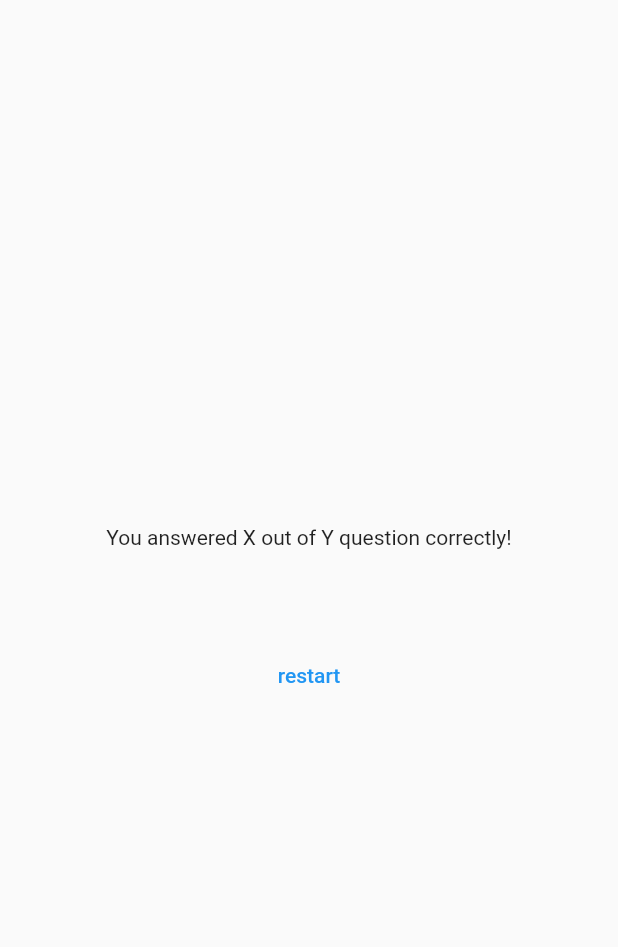
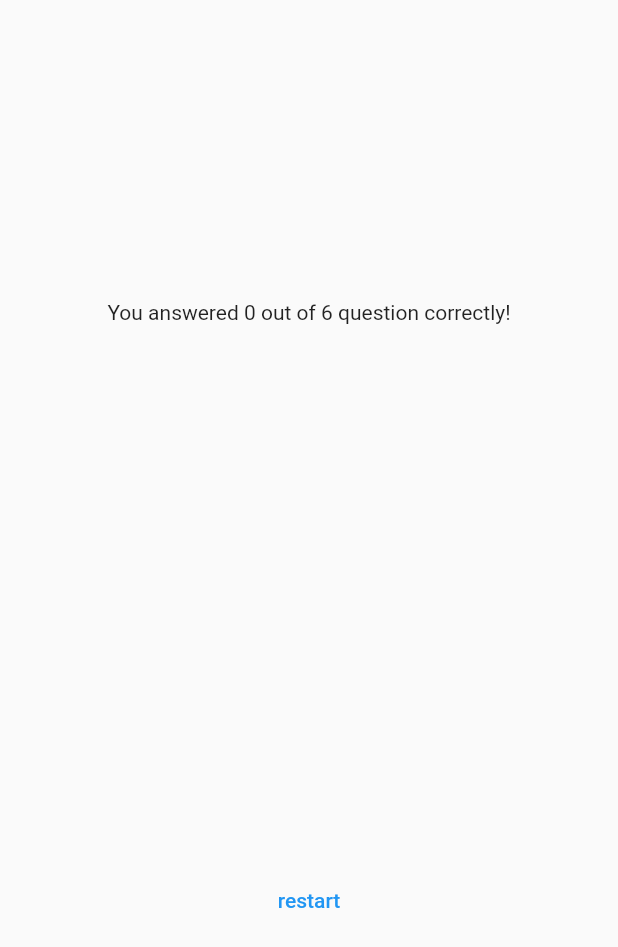
Before and after one commit to bima-taruna/QuizAppFlutter, a Flutter app: the ResultScreen widget shown alone on an empty page, opened directly with empty values, on a phone screen of 412 x 824 dp. Shown: the top 947 px of the screen. Run offline on Flutter 3.47's test engine with Material 2 defaults, Android fonts, the phone set to English and light mode, and no system bars; our stand-ins replace google_fonts.

Commit message:
add scrollable  in result

```diff
--- a/lib/question_summary.dart
+++ b/lib/question_summary.dart
@@ -7,12 +7,16 @@ class QuestionsSummary extends StatelessWidget {
 
   @override
   Widget build(BuildContext context) {
-    return Column(
+    return SizedBox(
+      height: 300,
+      child: SingleChildScrollView(
+        child: Column(
           children: summaryData.map((data) {
             return Row(
               children: [
                 Text(((data['question_index'] as int) + 1).toString()),
-            Column(
+                Expanded(
+                  child: Column(
                     children: [
                       Text(data['question'].toString()),
                       const SizedBox(
@@ -21,10 +25,13 @@ class QuestionsSummary extends StatelessWidget {
                       Text(data['correct_answer'].toString()),
                       Text(data['user_answer'].toString()),
                     ],
+                  ),
                 )
               ],
             );
           }).toList(),
+        ),
+      ),
     );
   }
 }
--- a/lib/result_screen.dart
+++ b/lib/result_screen.dart
@@ -24,6 +24,12 @@ class ResultScreen extends StatelessWidget {
 
   @override
   Widget build(BuildContext context) {
+    final summaryData = getSummaryData();
+    final numTotalQuestions = questions.length;
+    final numCorrectQuestions = summaryData.where((element) {
+      return element['user_answer'] == element['correct_answer'];
+    }).length;
+
     return SizedBox(
       width: double.infinity,
       child: Container(
@@ -31,11 +37,12 @@ class ResultScreen extends StatelessWidget {
         child: Column(
           mainAxisAlignment: MainAxisAlignment.center,
           children: [
-            const Text('You answered X out of Y question correctly!'),
+            Text(
+                'You answered $numCorrectQuestions out of $numTotalQuestions question correctly!'),
             const SizedBox(
               height: 30,
             ),
-            QuestionsSummary(summaryData: getSummaryData()),
+            QuestionsSummary(summaryData: summaryData),
             const SizedBox(
               height: 30,
             ),
```
Lines whose indentation alone changed are shown as unchanged.
